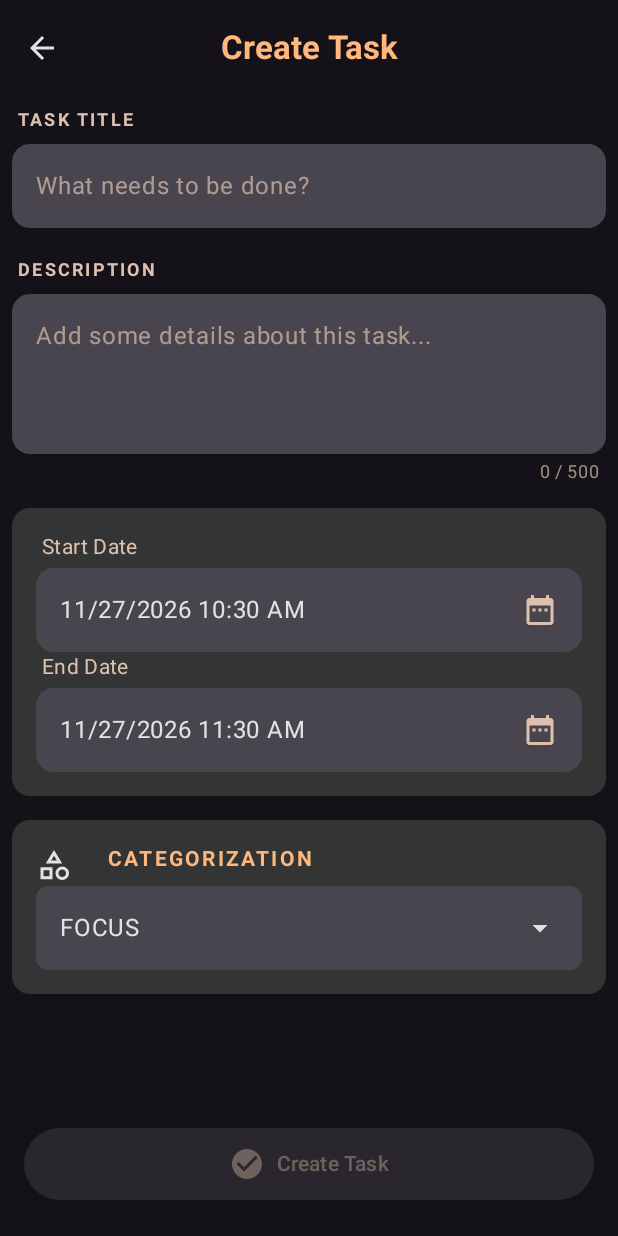
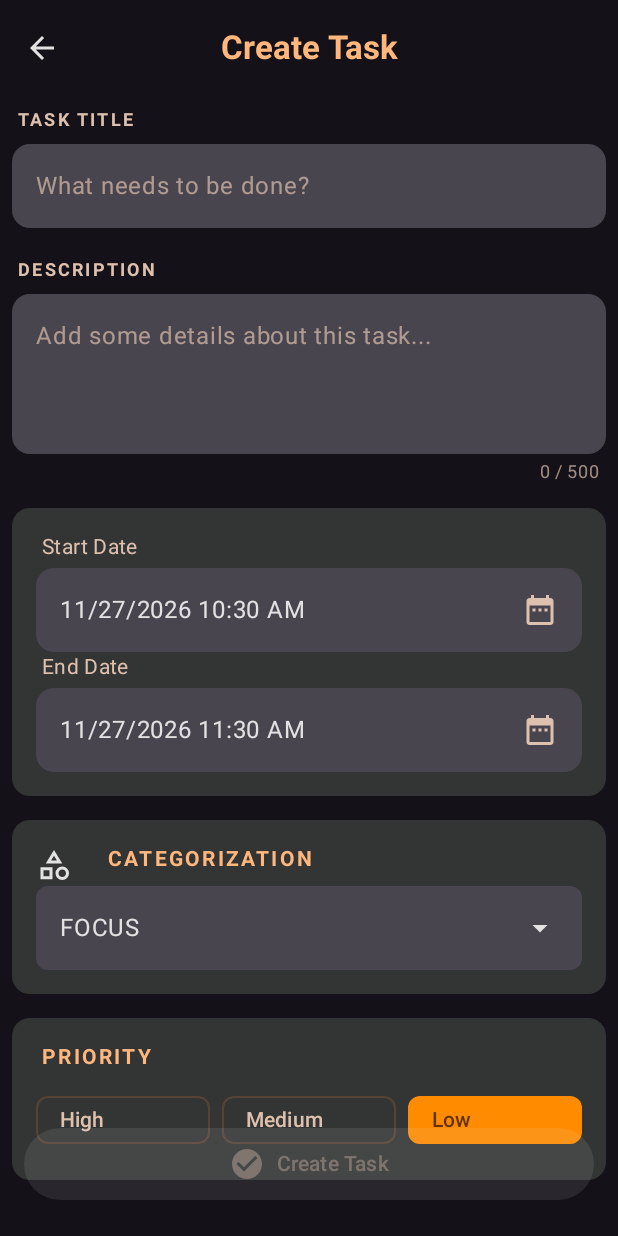
Before and after one commit to Bhumi25-dev/Pace_ToDo_App, an Android app built with Jetpack Compose: the task_form screen opened through its navigation route, on a phone screen of 412 x 824 dp. Run offline under Robolectric (Android 15) with nearby library versions, the phone set to English and light mode, and no system bars; our stand-ins replace Dagger/Hilt's generated code; libraries missing offline, so code that uses them is left out: androidx.hilt.lifecycle, com.kizitonwose.calendar.

Commit message:
fix(task-form): wire dynamic labels, snackbar host, date validation hint, and priority selector

```diff
--- a/app/src/main/java/com/okay/paceto_doapp/ui/presentation/screens/TaskFormScreen.kt
+++ b/app/src/main/java/com/okay/paceto_doapp/ui/presentation/screens/TaskFormScreen.kt
@@ -22,10 +22,13 @@ import androidx.compose.material3.ButtonDefaults
 import androidx.compose.material3.Card
 import androidx.compose.material3.CenterAlignedTopAppBar
 import androidx.compose.material3.ExperimentalMaterial3Api
+import androidx.compose.material3.FilterChip
+import androidx.compose.material3.FilterChipDefaults
 import androidx.compose.material3.Icon
 import androidx.compose.material3.IconButton
 import androidx.compose.material3.MaterialTheme
 import androidx.compose.material3.Scaffold
+import androidx.compose.material3.SnackbarHost
 import androidx.compose.material3.SnackbarHostState
 import androidx.compose.material3.Text
 import androidx.compose.material3.TopAppBarDefaults
@@ -41,9 +44,11 @@ import androidx.compose.ui.graphics.Color
 import androidx.compose.ui.text.font.FontWeight
 import androidx.compose.ui.tooling.preview.Preview
 import androidx.compose.ui.unit.dp
+import androidx.compose.ui.unit.sp
 import androidx.hilt.lifecycle.viewmodel.compose.hiltViewModel
 import androidx.lifecycle.compose.collectAsStateWithLifecycle
 import com.okay.paceto_doapp.data.local.Category
+import com.okay.paceto_doapp.data.local.Priority
 import com.okay.paceto_doapp.ui.presentation.components.CategorizationDropdown
 import com.okay.paceto_doapp.ui.presentation.components.DatePickerField
 import com.okay.paceto_doapp.ui.presentation.components.FormTextField
@@ -70,11 +75,18 @@ fun TaskFormScreen(
         }
     }
 
+    LaunchedEffect(Unit) {
+        viewModel.navigateBack.collect {
+            onNavigateBack()
+        }
+    }
+
     TaskFormContent(
         state = state,
         onEvent = viewModel::onEvent,
-        onNavigateBack,
-        scrollState
+        onNavigateBack = onNavigateBack,
+        scrollState = scrollState,
+        snackbarHostState = snackbarHostState
     )
 }
 
@@ -85,18 +97,22 @@ fun TaskFormContent(
     state: TaskFormState,
     onEvent: (TaskFormEvent) -> Unit,
     onNavigateBack: () -> Unit,
-    scrollState: ScrollState
+    scrollState: ScrollState,
+    snackbarHostState: SnackbarHostState = remember { SnackbarHostState() }
 ) {
     var showStartDatePicker by remember { mutableStateOf(false) }
     var showEndDatePicker by remember { mutableStateOf(false) }
+    val isDateRangeValid = state.endDate.isAfter(state.startDate)
+    val actionLabel = if (state.id == null) "Create Task" else "Save Changes"
 
     Scaffold(
         containerColor = Color.Transparent,
+        snackbarHost = { SnackbarHost(hostState = snackbarHostState) },
         topBar = {
             CenterAlignedTopAppBar(
                 title = {
                     Text(
-                        text = "Create Task",
+                        text = state.topBarTitle,
                         fontWeight = FontWeight.Bold
                     )
                 },
@@ -110,7 +126,7 @@ fun TaskFormContent(
                     titleContentColor = MaterialTheme.colorScheme.primary
                 ),
                 navigationIcon = {
-                    IconButton(onClick = onNavigateBack) {
+                    IconButton(onClick = { onEvent(TaskFormEvent.CancelTask) }) {
                         Icon(
                             imageVector = Icons.AutoMirrored.Filled.ArrowBack,
                             contentDescription = "back"
@@ -130,7 +146,7 @@ fun TaskFormContent(
                     .fillMaxWidth()
                     .padding(start = 16.dp, end = 16.dp, bottom = 24.dp),
                 elevation = ButtonDefaults.buttonElevation(defaultElevation = 8.dp),
-                enabled = state.title.isNotBlank() && state.endDate.isAfter(state.startDate)
+                enabled = !state.isSaving && state.title.isNotBlank() && isDateRangeValid
                 ) {
                 Row(
                     verticalAlignment = Alignment.CenterVertically,
@@ -139,10 +155,10 @@ fun TaskFormContent(
                 ) {
                     Icon(
                         imageVector = Icons.Filled.CheckCircle,
-                        contentDescription = "Create Task"
+                        contentDescription = actionLabel
                     )
                     Spacer(modifier = Modifier.width(8.dp))
-                    Text("Create Task")
+                    Text(actionLabel)
                 }
             }
         }
@@ -192,6 +208,14 @@ fun TaskFormContent(
                         selectedDate = state.endDate,
                         onClick = { showEndDatePicker = true }
                     )
+                    if (!isDateRangeValid) {
+                        Text(
+                            text = "End date must be after start date",
+                            color = MaterialTheme.colorScheme.error,
+                            style = MaterialTheme.typography.bodySmall,
+                            modifier = Modifier.padding(top = 8.dp)
+                        )
+                    }
                 }
             }
 
@@ -207,6 +231,46 @@ fun TaskFormContent(
                         onEvent(TaskFormEvent.CategorySelected(newCategory))
                     }
                 )
+            }
+
+            // Priority Card
+            Card(
+                modifier = Modifier
+                    .fillMaxWidth()
+                    .padding(8.dp)
+            ) {
+                Column(modifier = Modifier.padding(16.dp)) {
+                    Text(
+                        text = "PRIORITY",
+                        color = MaterialTheme.colorScheme.primary,
+                        style = MaterialTheme.typography.labelLarge.copy(
+                            fontWeight = FontWeight.Bold,
+                            letterSpacing = 1.5.sp
+                        ),
+                        modifier = Modifier.padding(bottom = 8.dp, start = 4.dp)
+                    )
+                    Row(
+                        modifier = Modifier.fillMaxWidth(),
+                        horizontalArrangement = Arrangement.spacedBy(8.dp)
+                    ) {
+                        Priority.entries.forEach { priority ->
+                            FilterChip(
+                                selected = state.priority == priority,
+                                onClick = { onEvent(TaskFormEvent.PrioritySelected(priority)) },
+                                label = {
+                                    Text(
+                                        text = priority.name.lowercase().replaceFirstChar { it.uppercase() }
+                                    )
+                                },
+                                colors = FilterChipDefaults.filterChipColors(
+                                    selectedContainerColor = MaterialTheme.colorScheme.primaryContainer,
+                                    selectedLabelColor = MaterialTheme.colorScheme.onPrimaryContainer
+                                ),
+                                modifier = Modifier.weight(1f)
+                            )
+                        }
+                    }
+                }
             }
 
             Spacer(modifier = Modifier.height(innerPadding.calculateBottomPadding() + 24.dp))
```
